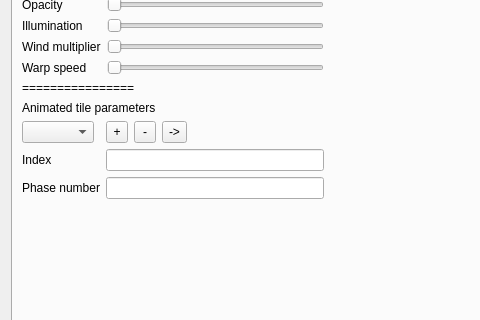
This is tile_form.ui in konstvest/ei_maper as Qt 5 draws it before an edit; both pictures show x 0 to 480 and y 152 to 472 of the 647 by 688 pixel window. The edited form follows.
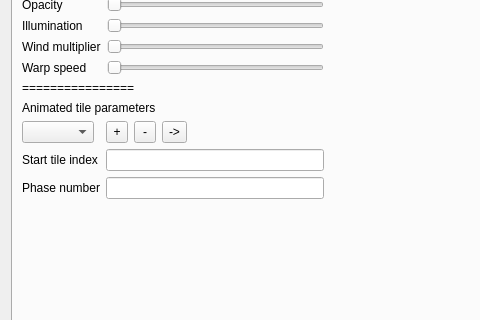
This is the edited form.

What changed in the file:
```diff
--- a/tile_form.ui
+++ b/tile_form.ui
@@ -366,7 +366,7 @@
            <item row="1" column="0">
             <widget class="QLabel" name="label_8">
              <property name="text">
-              <string>Index</string>
+              <string>Start tile index</string>
              </property>
             </widget>
            </item>
```
Left out of the diff: 2 changed lines with no effect on the pictures.
